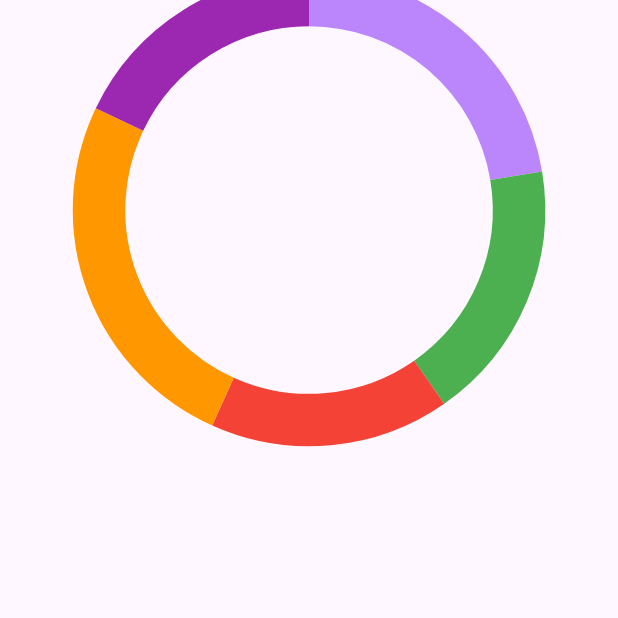
After one commit to Zhyteli/BudgetBuddy, an Android app built with Jetpack Compose: the composable PieChart shown on its own in the app's theme, on a phone screen of 412 x 824 dp, the top half of it. The commit adds this screen. Run offline under Robolectric (Android 15) with nearby library versions, the phone set to English and light mode, and no system bars.

Commit message:
2 test charts

```diff
--- a/app/build.gradle
+++ b/app/build.gradle
@@ -49,6 +49,7 @@ android {
 }
 
 dependencies {
+    implementation 'com.github.PhilJay:MPAndroidChart:v3.1.0'
     implementation "androidx.emoji:emoji-bundled:1.1.0"
     implementation("androidx.compose.runtime:runtime-livedata:1.6.1")
 
--- a/app/src/main/java/com/budget/buddy/presentation/view/MainViewModel.kt
+++ b/app/src/main/java/com/budget/buddy/presentation/view/MainViewModel.kt
@@ -273,7 +273,10 @@ class MainViewModel @Inject constructor(
 
             // Update live data values
             _spentAll.value = parsedTotalSpent
-            _liveBalance.value = mainUserDataMouth.balance + parsedTotalSpent
+            val allLive = mainUserDataMouth.balance + parsedTotalSpent
+            val formattedAllLive = numberFormat.format(allLive)
+            val parsedAllLive = numberFormat.parse(formattedAllLive)?.toDouble() ?: 0.0
+            _liveBalance.value = parsedAllLive
         }
     }
 
--- /dev/null
+++ b/app/src/main/java/com/budget/buddy/presentation/view/history/PieChart.kt
@@ -0,0 +1,143 @@
+package com.budget.buddy.presentation.view.history
+
+import androidx.compose.animation.core.LinearOutSlowInEasing
+import androidx.compose.animation.core.animateFloatAsState
+import androidx.compose.animation.core.tween
+import androidx.compose.foundation.Canvas
+import androidx.compose.foundation.background
+import androidx.compose.foundation.layout.Box
+import androidx.compose.foundation.layout.Column
+import androidx.compose.foundation.layout.Row
+import androidx.compose.foundation.layout.fillMaxWidth
+import androidx.compose.foundation.layout.offset
+import androidx.compose.foundation.layout.padding
+import androidx.compose.foundation.layout.size
+import androidx.compose.foundation.shape.RoundedCornerShape
+import androidx.compose.material3.Surface
+import androidx.compose.material3.Text
+import androidx.compose.runtime.Composable
+import androidx.compose.runtime.LaunchedEffect
+import androidx.compose.runtime.getValue
+import androidx.compose.runtime.mutableStateOf
+import androidx.compose.runtime.remember
+import androidx.compose.runtime.setValue
+import androidx.compose.ui.Alignment
+import androidx.compose.ui.Alignment.Companion.Center
+import androidx.compose.ui.Alignment.Companion.CenterHorizontally
+import androidx.compose.ui.Modifier
+import androidx.compose.ui.draw.rotate
+import androidx.compose.ui.graphics.Color
+import androidx.compose.ui.graphics.Color.Companion.Blue
+import androidx.compose.ui.graphics.StrokeCap
+import androidx.compose.ui.graphics.drawscope.Stroke
+import androidx.compose.ui.text.font.FontWeight
+import androidx.compose.ui.tooling.preview.Preview
+import androidx.compose.ui.unit.Dp
+import androidx.compose.ui.unit.IntOffset
+import androidx.compose.ui.unit.dp
+import androidx.compose.ui.unit.sp
+import com.budget.buddy.R
+
+@Composable
+fun PieChart(
+    data: Map<String, Int> = mapOf(
+        Pair("Sample-1", 150),
+        Pair("Sample-2", 120),
+        Pair("Sample-3", 110),
+        Pair("Sample-4", 170),
+        Pair("Sample-5", 120),
+    ),
+    radiusOuter: Dp = 140.dp,
+    chartBarWidth: Dp = 35.dp,
+    animDuration: Int = 1000,
+) {
+
+    val totalSum = data.values.sum()
+    val floatValue = mutableListOf<Float>()
+
+    // To set the value of each Arc according to
+    // the value given in the data, we have used a simple formula.
+    // For a detailed explanation check out the Medium Article.
+    // The link is in the about section and readme file of this GitHub Repository
+    data.values.forEachIndexed { index, values ->
+        floatValue.add(index, 360 * values.toFloat() / totalSum.toFloat())
+    }
+
+    // add the colors as per the number of data(no. of pie chart entries)
+    // so that each data will get a color
+    val colors = listOf(
+        Color(0xFFBB86FC), // Light purple
+        Color(0xFF4CAF50), // Green
+        Color(0xFFF44336), // Red
+        Color(0xFFFF9800), // Orange
+        Color(0xFF9C27B0), // Deep purple
+        Color(0xFF00BCD4), // Cyan
+        Color(0xFF8BC34A), // Light green
+        Color(0xFFE91E63), // Pink
+        Color(0xFFCDDC39), // Lime
+        Color(0xFF3F51B5), // Indigo
+        Color(0xFFFFEB3B)  // Yellow
+    )
+
+    var animationPlayed by remember { mutableStateOf(false) }
+
+    var lastValue = 0f
+
+    // it is the diameter value of the Pie
+    val animateSize by animateFloatAsState(
+        targetValue = if (animationPlayed) radiusOuter.value * 2f else 0f,
+        animationSpec = tween(
+            durationMillis = animDuration,
+            delayMillis = 0,
+            easing = LinearOutSlowInEasing
+        )
+    )
+
+    // if you want to stabilize the Pie Chart you can use value -90f
+    // 90f is used to complete 1/4 of the rotation
+    val animateRotation by animateFloatAsState(
+        targetValue = if (animationPlayed) 90f * 11f else 0f,
+        animationSpec = tween(
+            durationMillis = animDuration,
+            delayMillis = 0,
+            easing = LinearOutSlowInEasing
+        )
+    )
+
+    // to play the animation only once when the function is Created or Recomposed
+    LaunchedEffect(key1 = true) {
+        animationPlayed = true
+    }
+
+    Column(
+        modifier = Modifier.fillMaxWidth(),
+        horizontalAlignment = CenterHorizontally
+    ) {
+
+        // Pie Chart using Canvas Arc
+        Box(
+            modifier = Modifier.size(animateSize.dp),
+            contentAlignment = Center
+        ) {
+            Canvas(
+                modifier = Modifier
+                    .offset { IntOffset.Zero }
+                    .size(radiusOuter * 2f)
+                    .rotate(animateRotation)
+            ) {
+                // draw each Arc for each data entry in Pie Chart
+                floatValue.forEachIndexed { index, value ->
+                    drawArc(
+                        color = colors[index],
+                        lastValue,
+                        value,
+                        useCenter = false,
+                        style = Stroke(chartBarWidth.toPx(), cap = StrokeCap.Butt)
+                    )
+                    lastValue += value
+                }
+            }
+        }
+    }
+
+}
--- a/settings.gradle
+++ b/settings.gradle
@@ -2,6 +2,7 @@ pluginManagement {
     repositories {
         google()
         mavenCentral()
+        maven { url 'https://jitpack.io' }
         gradlePluginPortal()
     }
 }
@@ -9,6 +10,7 @@ dependencyResolutionManagement {
     repositoriesMode.set(RepositoriesMode.FAIL_ON_PROJECT_REPOS)
     repositories {
         google()
+        maven { url 'https://jitpack.io' }
         mavenCentral()
     }
 }
```
Also changed, not shown: app/src/main/java/com/budget/buddy/presentation/activity/MainActivity.kt (+31 -1 lines), app/src/main/java/com/budget/buddy/presentation/ui/list/categories/CategoriesList.kt (added, +10 -0 lines), app/src/main/java/com/budget/buddy/presentation/ui/menu/history/HistoryCard.kt (added, +151 -0 lines), app/src/main/java/com/budget/buddy/presentation/view/history/BarChart.kt (added, +94 -0 lines).
